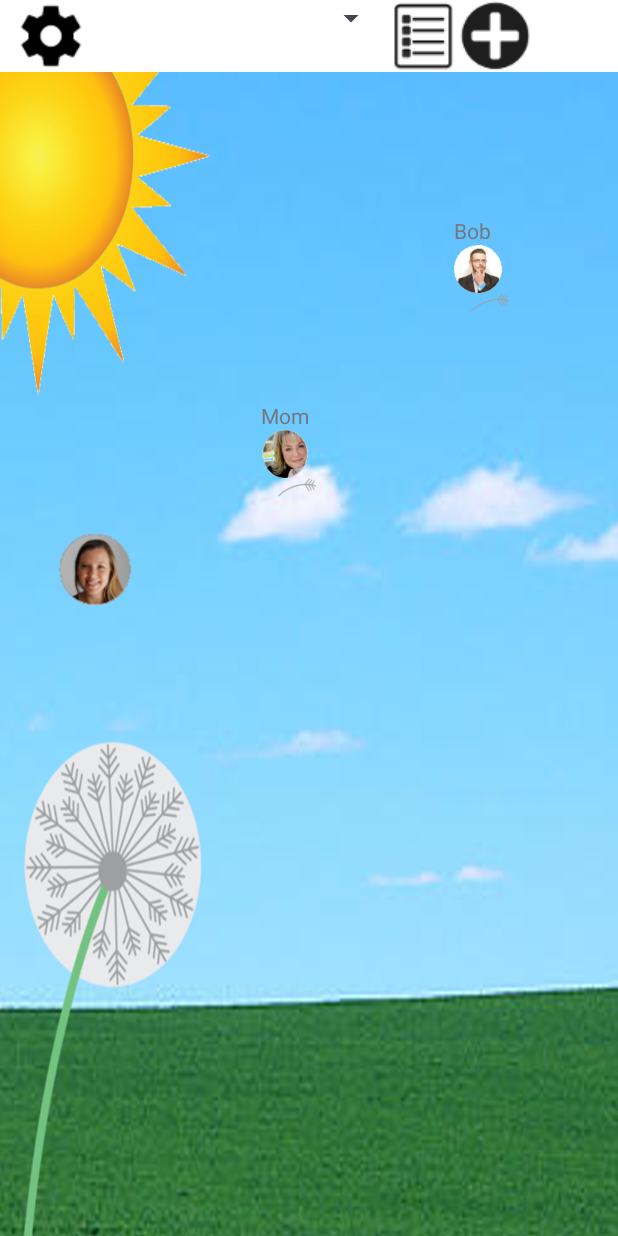
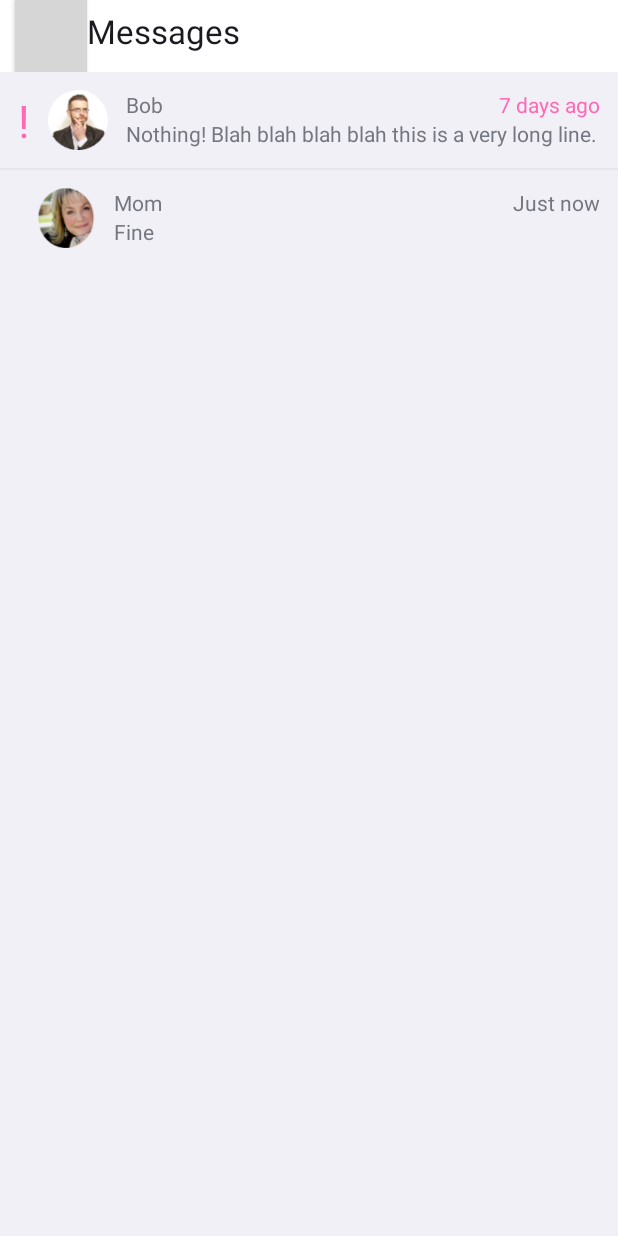
Before and after one commit to csjacob2/cs465-F2015, an Android app: the screen it shows after launch (MainActivity before the commit, MessageViewActivity after it), after a tap on an icon or button, on a phone screen of 412 x 824 dp. Run offline under Robolectric (Android 15) with nearby library versions, the phone set to English and light mode, and no system bars; grey boxes are pictures that could not be loaded.

Commit message:
Prototype the conversation list

```diff
--- a/CS465Messager/app/src/main/AndroidManifest.xml
+++ b/CS465Messager/app/src/main/AndroidManifest.xml
@@ -16,6 +16,10 @@
                 <category android:name="android.intent.category.LAUNCHER" />
             </intent-filter>
         </activity>
+        <activity
+            android:name=".MessageViewActivity"
+            android:label="iuvo messager" >
+        </activity>
     </application>
 
 </manifest>
--- a/CS465Messager/app/src/main/java/com/messager/og2/cs465/cs465messager/Conversation.java
+++ b/CS465Messager/app/src/main/java/com/messager/og2/cs465/cs465messager/Conversation.java
@@ -3,15 +3,15 @@ package com.messager.og2.cs465.cs465messager;
 import java.util.List;
 
 public class Conversation {
+    public Person withPerson;
     public ConversationEntry[] entries;
     public boolean urgent;
+    public String timestamp;
 
-    public Conversation(ConversationEntry[] entries) {
-        this(entries, false);
-    }
-
-    public Conversation(ConversationEntry[] entries, boolean urgent) {
+    public Conversation(Person withPerson, ConversationEntry[] entries, boolean urgent, String timestamp) {
+        this.withPerson = withPerson;
+        this.entries = entries;
         this.urgent = urgent;
-        this.entries = entries;
+        this.timestamp = timestamp;
     }
 }
--- a/CS465Messager/app/src/main/java/com/messager/og2/cs465/cs465messager/MainActivity.java
+++ b/CS465Messager/app/src/main/java/com/messager/og2/cs465/cs465messager/MainActivity.java
@@ -23,25 +23,37 @@ public class MainActivity extends Activity {
             "Co-Workers",
             "+ Create Group..."
     };
-//    static Person[] people = {
-//            new Person("Me"),
-//            new Person("Bob"),
-//            new Person("Mom")
-//    };
-//    static List<Conversation> conversations = Arrays.asList(
-//        new Conversation(new ConversationEntry[] {
-//            new ConversationEntry(people[0], "Hey"),
-//            new ConversationEntry(people[1], "What's up?"),
-//            new ConversationEntry(people[0], "Nothing!")
-//    }));
+    static Person[] people = {
+            new Person("Me",  R.drawable.ppc1),
+            new Person("Bob", R.drawable.ppc2),
+            new Person("Mom", R.drawable.ppc3)
+    };
+    static Conversation[] conversations = {
+            new Conversation(people[1],
+                    new ConversationEntry[] {
+                            new ConversationEntry(people[0], "Hey"),
+                            new ConversationEntry(people[1], "What's up?"),
+                            new ConversationEntry(people[0], "Nothing! Blah blah blah blah this is a very long line.")
+                    },
+                    true,
+                    "7 days ago"),
+            new Conversation(people[2],
+                    new ConversationEntry[] {
+                            new ConversationEntry(people[0], "How are you?"),
+                            new ConversationEntry(people[1], "Good, you?"),
+                            new ConversationEntry(people[0], "Fine")
+                    },
+                    false,
+                    "Just now")
+    };
 
     @Override
     protected void onCreate(Bundle savedInstanceState) {
         super.onCreate(savedInstanceState);
         setContentView(R.layout.activity_main);
-//        mainLayout = (RelativeLayout)this.findViewById(R.id.content_layout);
-//        spinner = (Spinner)this.findViewById(R.id.group_spinner);
-//        spinner.setAdapter(new ArrayAdapter(this, android.R.layout.simple_list_item_1, spinnerList));
+        mainLayout = (RelativeLayout)this.findViewById(R.id.content_layout);
+        spinner = (Spinner)this.findViewById(R.id.group_spinner);
+        spinner.setAdapter(new ArrayAdapter(this, android.R.layout.simple_list_item_1, spinnerList));
     }
 
     public void clickcheck(View v) {
--- a/CS465Messager/app/src/main/java/com/messager/og2/cs465/cs465messager/MessageViewActivity.java
+++ b/CS465Messager/app/src/main/java/com/messager/og2/cs465/cs465messager/MessageViewActivity.java
@@ -6,6 +6,7 @@ import android.view.Menu;
 import android.view.MenuItem;
 import android.view.View;
 import android.widget.ArrayAdapter;
+import android.widget.ListView;
 import android.widget.RelativeLayout;
 import android.widget.Spinner;
 
@@ -17,6 +18,12 @@ public class MessageViewActivity extends Activity {
     protected void onCreate(Bundle savedInstanceState) {
         super.onCreate(savedInstanceState);
         setContentView(R.layout.message_view);
+
+        MessageViewAdapter adapter = new MessageViewAdapter(this, R.layout.message_list_item, MainActivity.conversations);
+
+        ListView msgListView;
+        msgListView = (ListView)findViewById(R.id.message_list);
+        msgListView.setAdapter(adapter);
     }
 
     @Override
@@ -40,4 +47,8 @@ public class MessageViewActivity extends Activity {
 
         return super.onOptionsItemSelected(item);
     }
+
+    public void goBack(View v) {
+        onBackPressed();
+    }
 };
--- /dev/null
+++ b/CS465Messager/app/src/main/java/com/messager/og2/cs465/cs465messager/MessageViewAdapter.java
@@ -0,0 +1,70 @@
+package com.messager.og2.cs465.cs465messager;
+
+import android.app.Activity;
+import android.content.Context;
+import android.graphics.Color;
+import android.media.Image;
+import android.view.LayoutInflater;
+import android.view.View;
+import android.view.ViewGroup;
+import android.widget.ArrayAdapter;
+import android.widget.ImageView;
+import android.widget.TextView;
+
+public class MessageViewAdapter extends ArrayAdapter<Conversation> {
+    private Context context;
+    private int layoutResourceId;
+    private Conversation[] conversations;
+
+    public MessageViewAdapter(Context context, int resource, Conversation[] conversations) {
+        super(context, resource, conversations);
+        this.context = context;
+        this.layoutResourceId = resource;
+        this.conversations = conversations;
+    }
+
+    @Override
+    public View getView(int position, View convertView, ViewGroup parent) {
+        View row = convertView;
+        TextView urgent;
+        ImageView image;
+        TextView name;
+        TextView timestamp;
+        TextView text;
+
+        if (row == null)
+        {
+            LayoutInflater inflater = ((Activity)context).getLayoutInflater();
+            row = inflater.inflate(layoutResourceId, parent, false);
+        }
+
+        urgent = (TextView)row.findViewById(R.id.urgent);
+        image = (ImageView)row.findViewById(R.id.image);
+        name = (TextView)row.findViewById(R.id.name);
+        timestamp = (TextView)row.findViewById(R.id.timestamp);
+        text = (TextView)row.findViewById(R.id.text);
+
+        Conversation conversation = conversations[position];
+
+        urgent.setText(conversation.urgent ? "!" : "");
+        image.setImageResource(conversation.withPerson.image);
+        name.setText(conversation.withPerson.name);
+        timestamp.setText(conversation.timestamp);
+        text.setText(conversation.entries[conversation.entries.length - 1].chatText);
+
+        final String color = "#ff69b4";
+
+        urgent.setTextColor(Color.parseColor(color));
+
+        if (conversation.urgent)
+        {
+            timestamp.setTextColor(Color.parseColor(color));
+        }
+        else
+        {
+            timestamp.setTextColor(name.getCurrentTextColor());
+        }
+
+        return row;
+    }
+}
--- a/CS465Messager/app/src/main/java/com/messager/og2/cs465/cs465messager/Person.java
+++ b/CS465Messager/app/src/main/java/com/messager/og2/cs465/cs465messager/Person.java
@@ -2,9 +2,10 @@ package com.messager.og2.cs465.cs465messager;
 
 public class Person {
     public String name;
-    public Conversation conversation;
+    public int image;
 
-    public Person(String name) {
+    public Person(String name, int image) {
         this.name = name;
+        this.image = image;
     }
 }
--- a/CS465Messager/app/src/main/res/layout/message_list_item.xml
+++ b/CS465Messager/app/src/main/res/layout/message_list_item.xml
@@ -1,77 +1,64 @@
 <?xml version="1.0" encoding="utf-8"?>
-<RelativeLayout xmlns:android="http://schemas.android.com/apk/res/android"
+<LinearLayout
+    xmlns:android="http://schemas.android.com/apk/res/android"
     xmlns:tools="http://schemas.android.com/tools"
     android:layout_width="fill_parent"
     android:layout_height="?android:attr/listPreferredItemHeight"
-
-android:padding="6dip"
-    tools:context=".MessageViewActivity">
+    tools:context=".MessageViewActivity"
+    android:padding="12dp">
 
     <!-- Urgent marker -->
     <TextView
         android:id="@+id/urgent"
-
         android:layout_width="wrap_content"
-    android:layout_height="26dip"
-
-    android:layout_alignParentTop="true"
-    android:layout_alignParentLeft="true"
+        android:layout_height="match_parent"
+        android:gravity="center"
+        android:textSize="30dp"
     />
 
     <!-- Person's image -->
     <ImageView
         android:id="@+id/image"
+        android:layout_width="wrap_content"
+        android:layout_height="match_parent"
+        android:src="@drawable/ppc1"
+    />
 
-    android:layout_width="wrap_content"
-    android:layout_height="26dip"
-
-    android:layout_alignParentRight="true"
-    android:layout_alignParentTop="true"
-    android:layout_toRightOf="@id/urgent"
-    />
+    <RelativeLayout
+        android:layout_width="fill_parent"
+        android:layout_height="fill_parent">
 
         <!-- Person's name -->
         <TextView
             android:id="@+id/name"
-
-    android:layout_width="fill_parent"
+            android:layout_width="wrap_content"
             android:layout_height="wrap_content"
-
-    android:layout_alignParentRight="true"
             android:layout_alignParentTop="true"
-    android:layout_toRightOf="@id/image"
-
-    android:singleLine="true"
-    android:ellipsize="marquee"
+            android:layout_alignParentLeft="true"
         />
 
         <!-- Conversation timestamp -->
         <TextView
             android:id="@+id/timestamp"
-
-    android:layout_width="fill_parent"
+            android:layout_width="wrap_content"
             android:layout_height="wrap_content"
-
+            android:layout_alignParentTop="true"
             android:layout_alignParentRight="true"
-    android:layout_alignParentTop="true"
-    android:layout_toRightOf="@id/name"
-
-    android:singleLine="true"
-    android:ellipsize="marquee"
         />
 
         <!-- Last conversation entry -->
         <TextView
             android:id="@+id/text"
-
             android:layout_width="wrap_content"
-    android:layout_height="26dip"
-
+            android:layout_height="wrap_content"
             android:layout_alignParentLeft="true"
+            android:layout_alignParentBottom="true"
             android:layout_below="@id/name"
-
-    android:textStyle="bold"
-    android:gravity="center_vertical"
+            android:scrollHorizontally="true"
+            android:ellipsize="end"
+            android:maxLines="1"
         />
 
     </RelativeLayout>
+
+</LinearLayout>
--- a/CS465Messager/app/src/main/res/layout/message_view.xml
+++ b/CS465Messager/app/src/main/res/layout/message_view.xml
@@ -17,7 +17,8 @@
             android:layout_width="48dp"
             android:layout_height="48dp"
             android:layout_marginLeft="10dp"
-            android:background="@drawable/abc_ic_ab_back_holo_light" />
+            android:background="@drawable/abc_ic_ab_back_holo_light"
+            android:onClick="goBack" />
 
         <TextView
             android:layout_width="wrap_content"
```
Also changed, not shown: 1 other file. Lines whose indentation alone changed are shown as unchanged.
